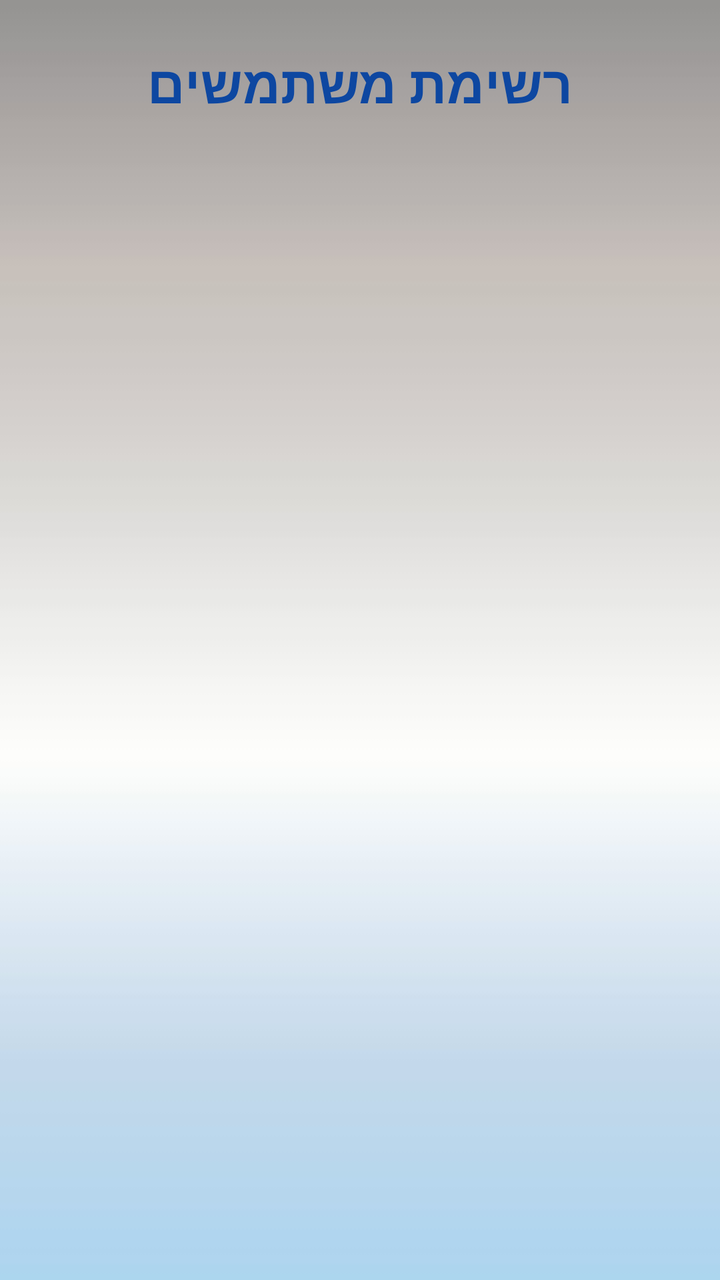
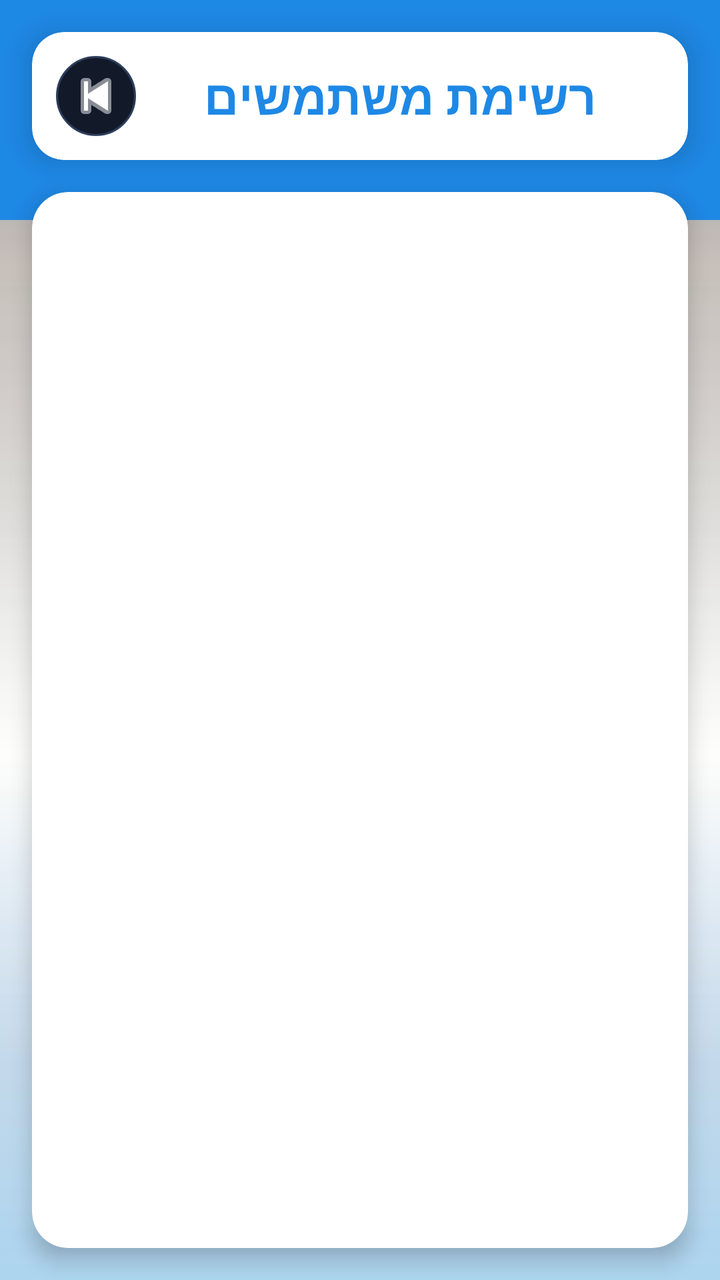

Before-and-after screenshots of an Android layout around one commit, followed by the original layout XML and the change that was made.
<!-- AndroidManifest.xml: application theme Theme.ProjectX -->
<!-- res/layout/activity_userlist.xml -->
<?xml version="1.0" encoding="utf-8"?>
<androidx.constraintlayout.widget.ConstraintLayout
    xmlns:android="http://schemas.android.com/apk/res/android"
    xmlns:app="http://schemas.android.com/apk/res-auto"
    android:id="@+id/main"
    android:layout_width="match_parent"
    android:layout_height="match_parent"
    android:background="#F5F7FB">
    <ImageView
        android:id="@+id/backgroundImage"
        android:layout_width="match_parent"
        android:layout_height="match_parent"
        android:clickable="false"
        android:focusable="false"
        android:focusableInTouchMode="false"
        android:rotation="180"
        android:scaleType="centerCrop"
        android:src="@drawable/back9"
        app:layout_constraintBottom_toBottomOf="parent"
        app:layout_constraintEnd_toEndOf="parent"
        app:layout_constraintHorizontal_bias="0.0"
        app:layout_constraintStart_toStartOf="parent"
        app:layout_constraintTop_toTopOf="parent"
        app:layout_constraintVertical_bias="0.0" />
    <TextView
        android:id="@+id/tvTitle"
        android:layout_width="0dp"
        android:layout_height="wrap_content"
        android:text="רשימת משתמשים"
        android:textSize="26sp"
        android:textStyle="bold"
        android:textColor="#0D47A1"
        android:gravity="center"
        android:layout_marginTop="24dp"
        app:layout_constraintTop_toTopOf="parent"
        app:layout_constraintStart_toStartOf="parent"
        app:layout_constraintEnd_toEndOf="parent"/>

    <androidx.recyclerview.widget.RecyclerView
        android:id="@+id/rvUsers"
        android:layout_width="0dp"
        android:layout_height="0dp"
        android:padding="12dp"
        app:layout_constraintTop_toBottomOf="@id/tvTitle"
        app:layout_constraintBottom_toBottomOf="parent"
        app:layout_constraintStart_toStartOf="parent"
        app:layout_constraintEnd_toEndOf="parent"/>

</androidx.constraintlayout.widget.ConstraintLayout>
<!-- resources referenced by this layout -->
<resources>
  <!-- drawable back9: jpg bitmap (drawable, 6819 bytes) -->
  <style name="Theme.ProjectX" parent="Base.Theme.ProjectX" />
  <style name="Base.Theme.ProjectX" parent="Theme.Material3.DayNight.NoActionBar">
          
          
      </style>
</resources>

<!-- the commit's change to res/layout/activity_userlist.xml (unified diff, before → after) -->
@@ -2,48 +2,106 @@
 <androidx.constraintlayout.widget.ConstraintLayout
     xmlns:android="http://schemas.android.com/apk/res/android"
     xmlns:app="http://schemas.android.com/apk/res-auto"
+    xmlns:tools="http://schemas.android.com/tools"
     android:id="@+id/main"
     android:layout_width="match_parent"
     android:layout_height="match_parent"
-    android:background="#F5F7FB">
+    android:background="#EEF2F7">
+
+    
     <ImageView
         android:id="@+id/backgroundImage"
         android:layout_width="match_parent"
         android:layout_height="match_parent"
         android:clickable="false"
         android:focusable="false"
-        android:focusableInTouchMode="false"
+        android:scaleType="centerCrop"
         android:rotation="180"
-        android:scaleType="centerCrop"
         android:src="@drawable/back9"
+        app:layout_constraintTop_toTopOf="parent"
         app:layout_constraintBottom_toBottomOf="parent"
-        app:layout_constraintEnd_toEndOf="parent"
-        app:layout_constraintHorizontal_bias="0.0"
         app:layout_constraintStart_toStartOf="parent"
-        app:layout_constraintTop_toTopOf="parent"
-        app:layout_constraintVertical_bias="0.0" />
-    <TextView
-        android:id="@+id/tvTitle"
+        app:layout_constraintEnd_toEndOf="parent"/>
+
+    
+    <View
+        android:id="@+id/topBar"
         android:layout_width="0dp"
-        android:layout_height="wrap_content"
-        android:text="רשימת משתמשים"
-        android:textSize="26sp"
-        android:textStyle="bold"
-        android:textColor="#0D47A1"
-        android:gravity="center"
-        android:layout_marginTop="24dp"
+        android:layout_height="110dp"
+        android:background="#1E88E5"
         app:layout_constraintTop_toTopOf="parent"
         app:layout_constraintStart_toStartOf="parent"
         app:layout_constraintEnd_toEndOf="parent"/>
 
-    <androidx.recyclerview.widget.RecyclerView
-        android:id="@+id/rvUsers"
+    
+    <androidx.cardview.widget.CardView
+        android:id="@+id/titleCard"
+        android:layout_width="0dp"
+        android:layout_height="wrap_content"
+        android:layout_margin="16dp"
+        app:cardCornerRadius="16dp"
+        app:cardElevation="8dp"
+        app:layout_constraintTop_toTopOf="parent"
+        app:layout_constraintStart_toStartOf="parent"
+        app:layout_constraintEnd_toEndOf="parent">
+
+        <androidx.constraintlayout.widget.ConstraintLayout
+            android:layout_width="match_parent"
+            android:layout_height="wrap_content"
+            android:padding="12dp">
+
+            
+            <ImageButton
+                android:id="@+id/btnBack"
+                android:layout_width="40dp"
+                android:layout_height="40dp"
+                android:background="@drawable/btn_circle_dark"
+                android:src="@android:drawable/ic_media_previous"
+                android:scaleType="centerInside"
+                app:tint="#FFFFFF"
+                app:layout_constraintStart_toStartOf="parent"
+                app:layout_constraintTop_toTopOf="parent"
+                app:layout_constraintBottom_toBottomOf="parent"/>
+
+            
+            <TextView
+                android:id="@+id/tvTitle"
+                android:layout_width="0dp"
+                android:layout_height="wrap_content"
+                android:text="רשימת משתמשים"
+                android:textSize="24sp"
+                android:textStyle="bold"
+                android:textColor="#1E88E5"
+                android:gravity="center"
+                app:layout_constraintStart_toEndOf="@id/btnBack"
+                app:layout_constraintEnd_toEndOf="parent"
+                app:layout_constraintTop_toTopOf="parent"
+                app:layout_constraintBottom_toBottomOf="parent"/>
+
+        </androidx.constraintlayout.widget.ConstraintLayout>
+
+    </androidx.cardview.widget.CardView>
+
+    
+    <androidx.cardview.widget.CardView
+        android:id="@+id/listCard"
         android:layout_width="0dp"
         android:layout_height="0dp"
-        android:padding="12dp"
-        app:layout_constraintTop_toBottomOf="@id/tvTitle"
+        android:layout_margin="16dp"
+        app:cardCornerRadius="18dp"
+        app:cardElevation="6dp"
+        app:cardBackgroundColor="#FFFFFF"
+        app:layout_constraintTop_toBottomOf="@id/titleCard"
         app:layout_constraintBottom_toBottomOf="parent"
         app:layout_constraintStart_toStartOf="parent"
-        app:layout_constraintEnd_toEndOf="parent"/>
+        app:layout_constraintEnd_toEndOf="parent">
+
+        <androidx.recyclerview.widget.RecyclerView
+            android:id="@+id/rvUsers"
+            android:layout_width="match_parent"
+            android:layout_height="match_parent"
+            android:padding="12dp"/>
+
+    </androidx.cardview.widget.CardView>
 
 </androidx.constraintlayout.widget.ConstraintLayout>
<!-- resource entries referenced after the edit -->
@@ -1,6 +1,13 @@
 <!-- resources referenced by this layout -->
 <resources>
   <!-- drawable back9: jpg bitmap (drawable, 6819 bytes) -->
+  <!-- drawable btn_circle_dark (drawable) -->
+  <?xml version="1.0" encoding="utf-8"?>
+  <shape xmlns:android="http://schemas.android.com/apk/res/android">
+      <solid android:color="#121A2A"/>
+      <corners android:radius="50dp"/>
+      <stroke android:width="1dp" android:color="#2F3E5C"/>
+  </shape>
   <style name="Theme.ProjectX" parent="Base.Theme.ProjectX" />
   <style name="Base.Theme.ProjectX" parent="Theme.Material3.DayNight.NoActionBar">
           
